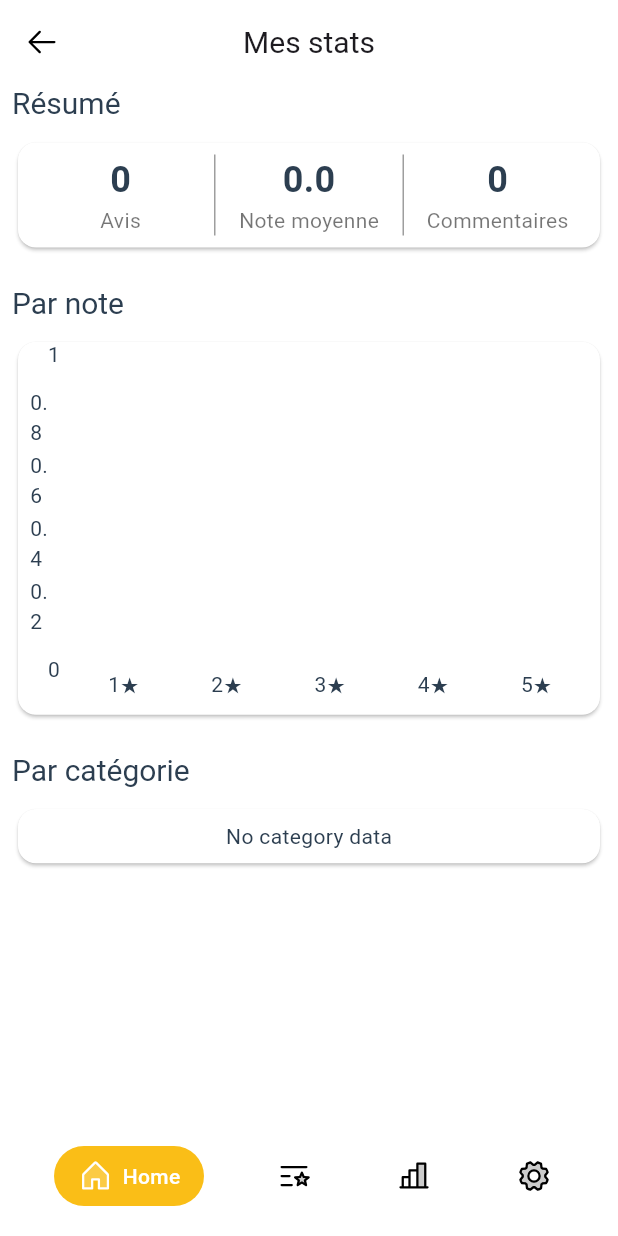
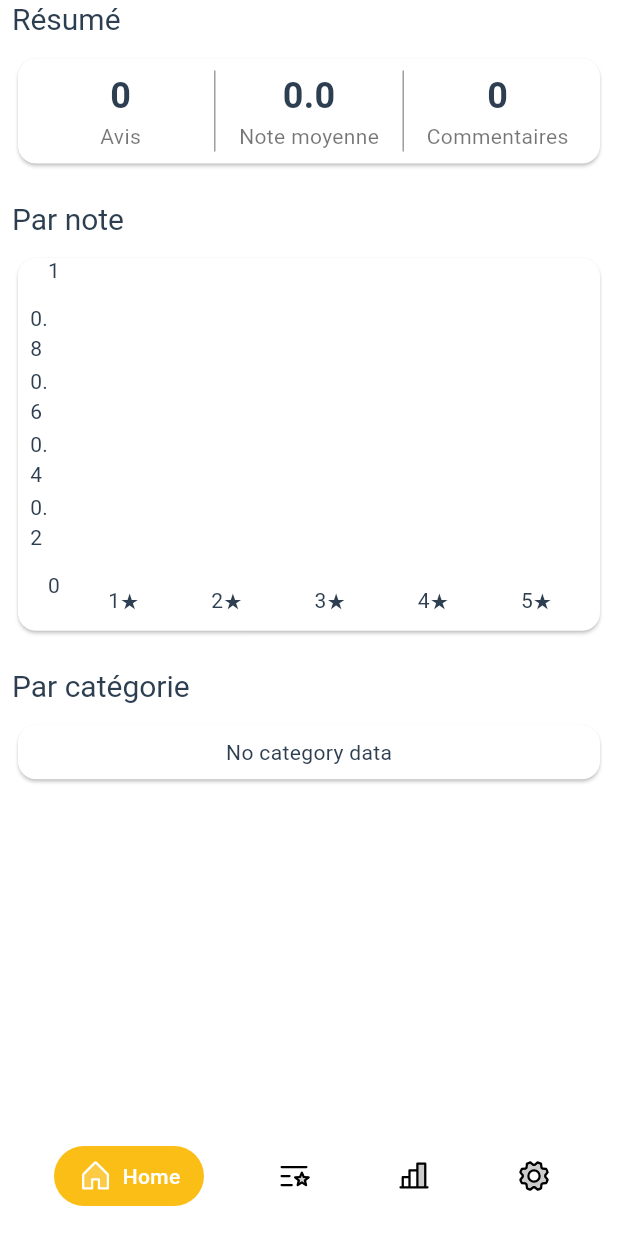
Before and after one commit to Alwil17/rate-master, a Flutter app: the MyStatsScreen screen opened directly, on a phone screen of 412 x 824 dp. Run offline on Flutter 3.47's test engine with Material 3 defaults, Android fonts, the phone set to English and light mode, and no system bars; drawn by our look-alikes of fl_chart; our stand-ins replace flutter_easyloading, go_router, phosphor_flutter, shared_preferences; accounts and stored records are empty; generated files the repository leaves out were written again.

Commit message:
Removed appbat for stats screen

```diff
--- a/lib/screens/stats/my_stats_screen.dart
+++ b/lib/screens/stats/my_stats_screen.dart
@@ -23,16 +23,6 @@ class _MyStatsScreenState extends State<MyStatsScreen> {
   Widget build(BuildContext context) {
     final locale = AppLocalizations.of(context)!;
     return Scaffold(
-      appBar: AppBar(
-        title: Text("Mes stats"),
-        centerTitle: true,
-        backgroundColor: Colors.white,
-        leading: IconButton(
-          icon: const PhosphorIcon(PhosphorIconsRegular.arrowLeft,
-              color: Colors.black),
-          onPressed: () => Navigator.of(context).pop(),
-        ),
-      ),
       bottomNavigationBar: ExpandingBottomNav(items: Constants.navItems),
       body: Padding(
         padding: const EdgeInsets.symmetric(horizontal: 8),
```
